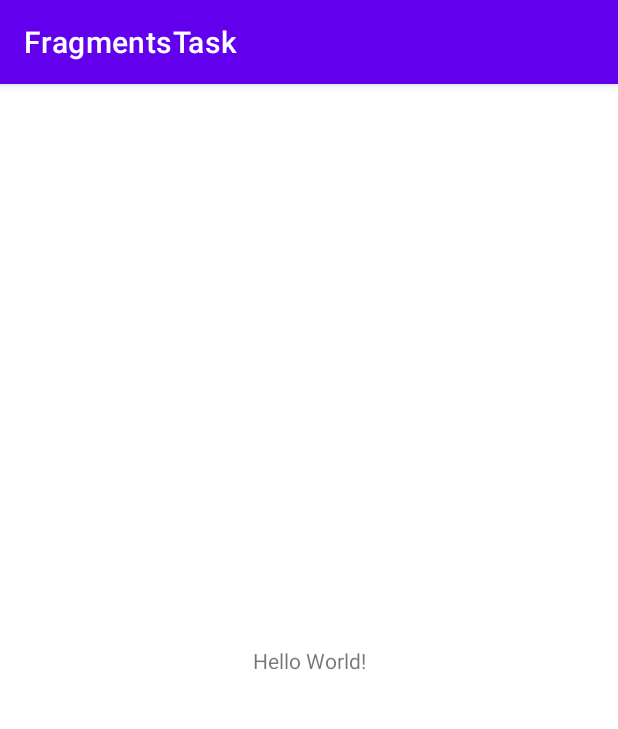
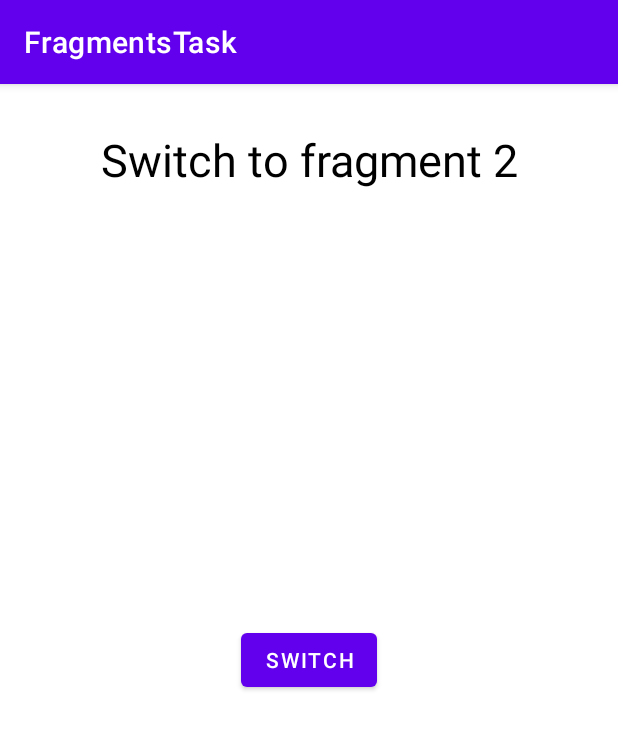
Before and after one commit to LastStranger0/hometask-2-4, an Android app: the screen it shows after launch (MainActivity), on a phone screen of 412 x 824 dp. Shown: the top 729 px of the screen. Run offline under Robolectric (Android 15) with nearby library versions, the phone set to English and light mode, and no system bars.

Commit message:
finished task 2

```diff
--- /dev/null
+++ b/app/src/main/java/com/example/fragmentstask/FirstFragment.kt
@@ -0,0 +1,24 @@
+package com.example.fragmentstask
+
+import android.os.Bundle
+import android.view.LayoutInflater
+import android.view.View
+import android.view.ViewGroup
+import android.widget.Button
+import androidx.fragment.app.Fragment
+
+class FirstFragment : Fragment(R.layout.fragment_first) {
+    override fun onViewCreated(view: View, savedInstanceState: Bundle?) {
+        super.onViewCreated(view, savedInstanceState)
+        val button = view.findViewById<Button>(R.id.switchButton)
+        button.setOnClickListener {
+            (requireActivity() as MainActivity).switchToSecondFragment()
+        }
+    }
+
+    companion object {
+        @JvmStatic
+        fun newInstance() =
+            FirstFragment()
+    }
+}
--- a/app/src/main/java/com/example/fragmentstask/MainActivity.kt
+++ b/app/src/main/java/com/example/fragmentstask/MainActivity.kt
@@ -4,8 +4,27 @@ import androidx.appcompat.app.AppCompatActivity
 import android.os.Bundle
 
 class MainActivity : AppCompatActivity() {
+    lateinit var firstFragment: FirstFragment
+    lateinit var secondFragment: SecondFragment
+
     override fun onCreate(savedInstanceState: Bundle?) {
         super.onCreate(savedInstanceState)
         setContentView(R.layout.activity_main)
+        firstFragment = FirstFragment.newInstance()
+        secondFragment = SecondFragment.newInstance()
+    }
+
+    fun switchToFirstFragment(){
+        supportFragmentManager
+            .beginTransaction()
+            .replace(R.id.container, firstFragment)
+            .commit()
+    }
+
+    fun switchToSecondFragment(){
+        supportFragmentManager
+            .beginTransaction()
+            .replace(R.id.container, secondFragment)
+            .commit()
     }
 }
--- /dev/null
+++ b/app/src/main/java/com/example/fragmentstask/SecondFragment.kt
@@ -0,0 +1,23 @@
+package com.example.fragmentstask
+
+import android.os.Bundle
+import android.view.View
+import android.widget.Button
+import androidx.fragment.app.Fragment
+
+class SecondFragment : Fragment(R.layout.fragment_second) {
+
+    override fun onViewCreated(view: View, savedInstanceState: Bundle?) {
+        super.onViewCreated(view, savedInstanceState)
+        val button = view.findViewById<Button>(R.id.switchToFirstButton)
+        button.setOnClickListener {
+            (requireActivity() as MainActivity).switchToFirstFragment()
+        }
+    }
+
+    companion object {
+        @JvmStatic
+        fun newInstance() =
+            SecondFragment()
+    }
+}
--- a/app/src/main/res/layout/activity_main.xml
+++ b/app/src/main/res/layout/activity_main.xml
@@ -6,13 +6,10 @@
     android:layout_height="match_parent"
     tools:context=".MainActivity">
 
-    <TextView
-        android:layout_width="wrap_content"
-        android:layout_height="wrap_content"
-        android:text="Hello World!"
-        app:layout_constraintBottom_toBottomOf="parent"
-        app:layout_constraintEnd_toEndOf="parent"
-        app:layout_constraintStart_toStartOf="parent"
-        app:layout_constraintTop_toTopOf="parent" />
+    <androidx.fragment.app.FragmentContainerView
+        android:id="@+id/container"
+        android:layout_width="match_parent"
+        android:layout_height="match_parent"
+        android:name="com.example.fragmentstask.FirstFragment"/>
 
 </androidx.constraintlayout.widget.ConstraintLayout>
--- /dev/null
+++ b/app/src/main/res/layout/fragment_first.xml
@@ -0,0 +1,33 @@
+<?xml version="1.0" encoding="utf-8"?>
+<androidx.constraintlayout.widget.ConstraintLayout
+    xmlns:android="http://schemas.android.com/apk/res/android"
+    xmlns:app="http://schemas.android.com/apk/res-auto"
+    xmlns:tools="http://schemas.android.com/tools"
+    android:layout_width="match_parent"
+    android:layout_height="match_parent"
+    tools:context=".FirstFragment">
+
+    <TextView
+        android:id="@+id/textView"
+        android:layout_width="match_parent"
+        android:layout_height="wrap_content"
+        android:layout_marginTop="30dp"
+        android:text="Switch to fragment 2"
+        android:textAlignment="center"
+        android:textColor="@color/black"
+        android:textSize="30sp"
+        app:layout_constraintEnd_toEndOf="parent"
+        app:layout_constraintStart_toStartOf="parent"
+        app:layout_constraintTop_toTopOf="parent" />
+
+    <Button
+        android:id="@+id/switchButton"
+        android:layout_width="wrap_content"
+        android:layout_height="wrap_content"
+        android:text="Switch"
+        app:layout_constraintBottom_toBottomOf="parent"
+        app:layout_constraintEnd_toEndOf="parent"
+        app:layout_constraintStart_toStartOf="parent"
+        app:layout_constraintTop_toTopOf="parent" />
+
+</androidx.constraintlayout.widget.ConstraintLayout>
--- a/app/src/main/res/values/strings.xml
+++ b/app/src/main/res/values/strings.xml
@@ -1,3 +1,5 @@
 <resources>
     <string name="app_name">FragmentsTask</string>
+    <!-- TODO: Remove or change this placeholder text -->
+    <string name="hello_blank_fragment">Hello blank fragment</string>
 </resources>
```
Also changed, not shown: app/src/main/res/layout/fragment_second.xml (added, +32 -0 lines).
